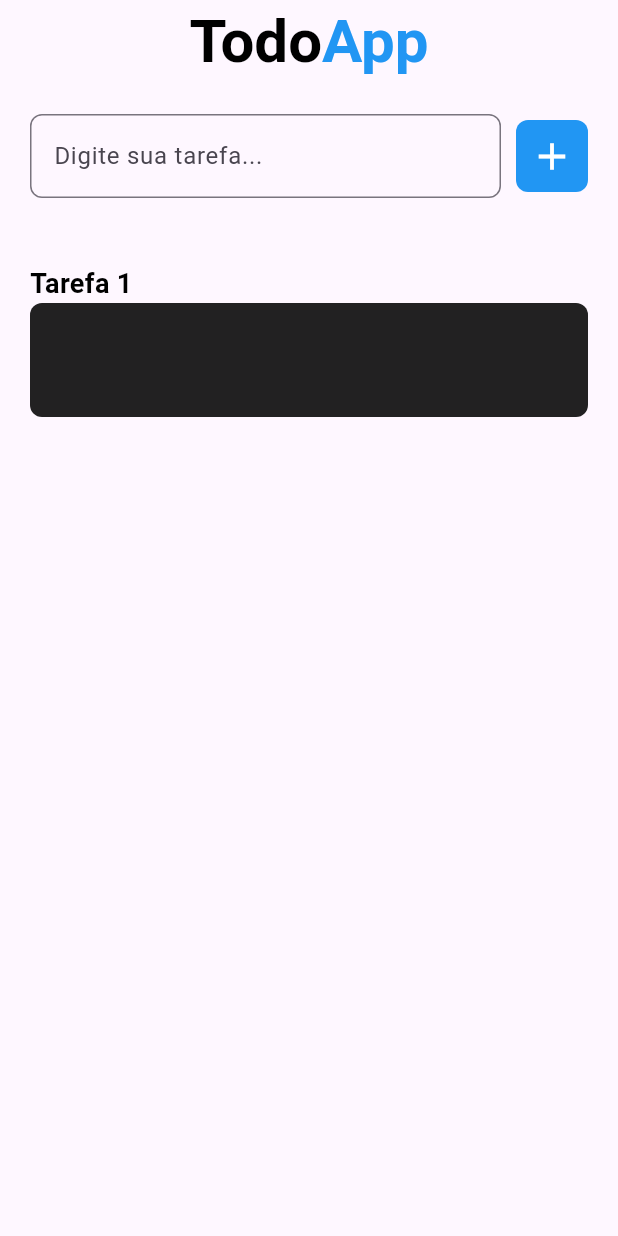
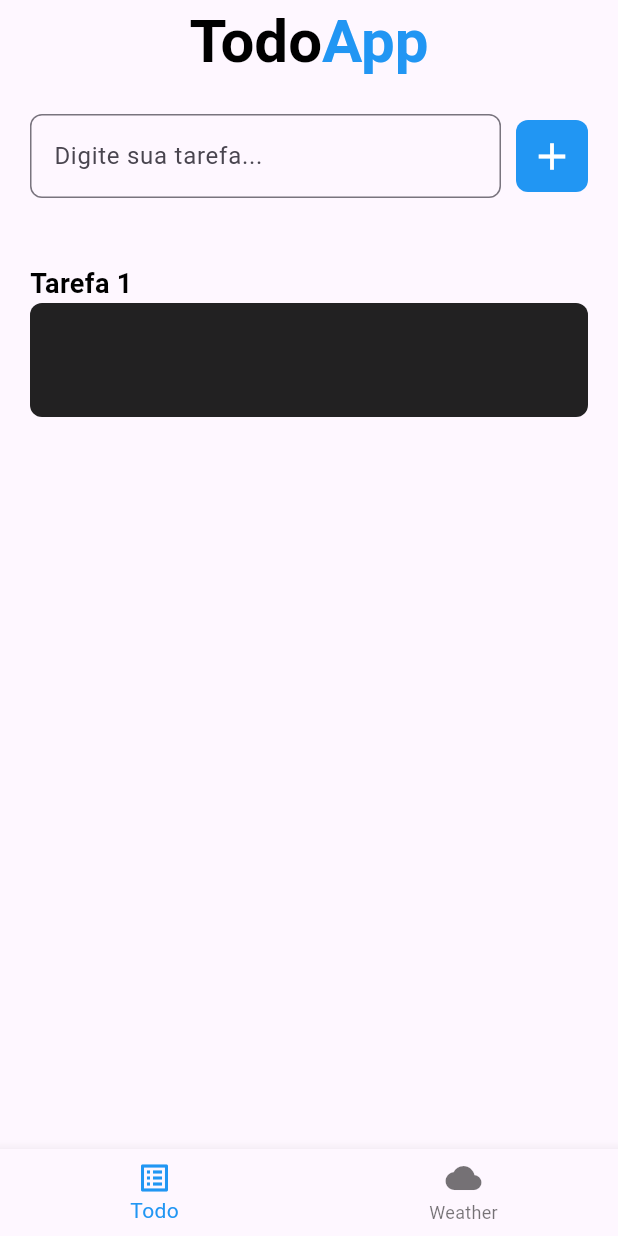
Before and after one commit to Mateus8741/MagazordTestFlutter, a Flutter app: the screen it shows after launch, after a tap on the "add" icon, on a phone screen of 412 x 824 dp. Run offline on Flutter 3.47's test engine with Material 3 defaults, Android fonts, the phone set to English and light mode, and no system bars.

Commit message:
Refactor main.dart file

```diff
--- a/lib/main.dart
+++ b/lib/main.dart
@@ -1,19 +1,20 @@
 import 'package:flutter/material.dart';
-import 'package:magazordtestf/modules/todo_app/screens/todo_home.dart';
+
+import 'modules/bottom_navigation.dart';
 
 void main() {
   runApp(const MyApp());
 }
 
 class MyApp extends StatelessWidget {
-  const MyApp({super.key});
+  const MyApp({Key? key}) : super(key: key);
 
   // This widget is the root of your application.
   @override
   Widget build(BuildContext context) {
-    return const MaterialApp(
+    return MaterialApp(
       debugShowCheckedModeBanner: false,
-      home: TodoHomeScreen(),
+      home: BottomTabsNavigation(),
     );
   }
 }
--- /dev/null
+++ b/lib/modules/bottom_navigation.dart
@@ -0,0 +1,60 @@
+import 'package:flutter/material.dart';
+import 'package:magazordtestf/modules/todo_app/screens/todo_home.dart';
+import 'package:magazordtestf/modules/weather_app/screens/weather_home.dart';
+
+class BottomTabsNavigation extends StatefulWidget {
+  const BottomTabsNavigation({Key? key}) : super(key: key);
+
+  @override
+  State<BottomTabsNavigation> createState() => _BottomTabsNavigationState();
+}
+
+class _BottomTabsNavigationState extends State<BottomTabsNavigation> {
+  int _currentIndex = 0;
+
+  void _onItemTapped(int index) {
+    setState(() {
+      _currentIndex = index;
+    });
+  }
+
+  List _pages<Widget>() {
+    const TodoHomeScreen();
+    const WeatherHome();
+    return [
+      [const TodoHomeScreen()],
+      [const WeatherHome()],
+    ];
+  }
+
+  @override
+  Widget build(BuildContext context) {
+    return Scaffold(
+      body: newMethod(),
+      bottomNavigationBar: BottomNavigationBar(
+        currentIndex: _currentIndex,
+        onTap: _onItemTapped,
+        selectedItemColor: _currentIndex == 0 ? Colors.blue : Colors.orange,
+        items: const [
+          BottomNavigationBarItem(
+            icon: Icon(
+              Icons.list_alt_outlined,
+            ),
+            label: 'Todo',
+          ),
+          BottomNavigationBarItem(
+            icon: Icon(Icons.cloud),
+            label: 'Weather',
+          ),
+        ],
+      ),
+    );
+  }
+
+  IndexedStack newMethod() {
+    return IndexedStack(
+      index: 0,
+      children: _pages()[_currentIndex],
+    );
+  }
+}
--- /dev/null
+++ b/lib/modules/weather_app/screens/weather_home.dart
@@ -0,0 +1,12 @@
+import 'package:flutter/material.dart';
+
+class WeatherHome extends StatelessWidget {
+  const WeatherHome({Key? key}) : super(key: key);
+
+  @override
+  Widget build(BuildContext context) {
+    return Container(
+      child: const Text('Weather Home'),
+    );
+  }
+}
```
